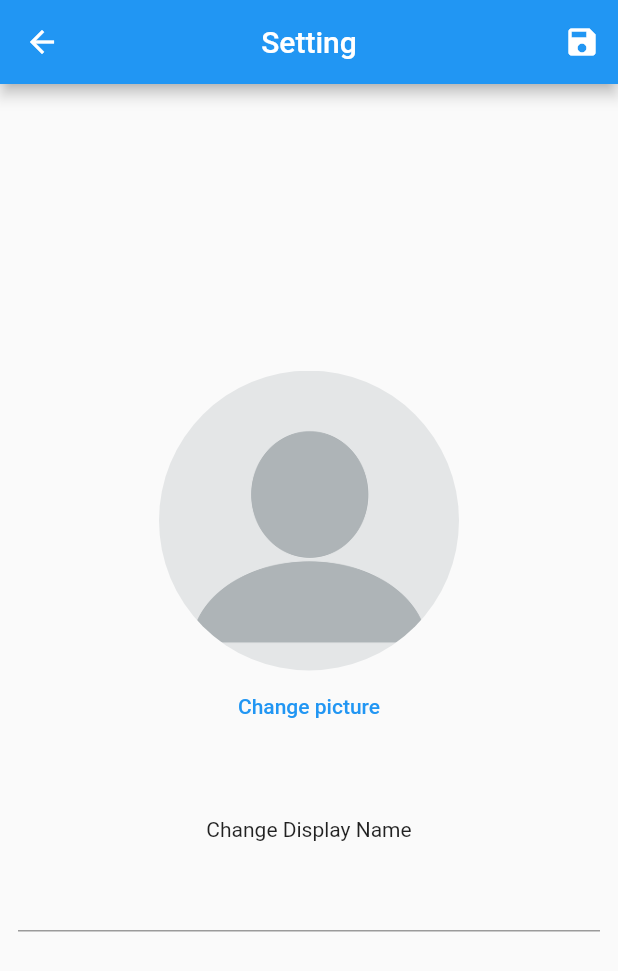
After one commit to namelessto/chitchat, a Flutter app: the SettingsScreen screen opened by its route, after a tap on "Change picture", on a phone screen of 412 x 824 dp. The commit adds this screen. Shown: the top 971 px of the screen. Run offline on Flutter 3.47's test engine with Material 2 defaults, Android fonts, the phone set to English and light mode, and no system bars; our stand-ins replace animated_text_kit, cloud_firestore, firebase_auth, firebase_core, firebase_messaging, firebase_storage and 3 more; missing offline and left inert: encrypt; accounts and stored records are empty.

Commit message:
Added option to upload profile image Fixed small thing with the chat box

```diff
--- a/lib/app_logic/controller/lobby_controller.dart
+++ b/lib/app_logic/controller/lobby_controller.dart
@@ -35,6 +35,7 @@ class Lobby {
               userID: 'Loading..',
               displayName: 'Loading..',
               email: 'Loading..',
+              image: null,
             );
           default:
             if (snapshot.hasError)
@@ -42,6 +43,7 @@ class Lobby {
                 userID: 'Error',
                 displayName: 'Error',
                 email: 'Error',
+                image: null,
               );
             else {
               // return ChatCard(
@@ -53,6 +55,7 @@ class Lobby {
                 userID: snapshot.data.docs.first.data()[colUID],
                 displayName: snapshot.data.docs.first.data()[colDisplayName],
                 email: snapshot.data.docs.first.data()[colEmail],
+                image: snapshot.data.docs.first.data()[colProfileImage],
               );
             }
         }
--- a/lib/app_logic/controller/registration_controller.dart
+++ b/lib/app_logic/controller/registration_controller.dart
@@ -18,7 +18,8 @@ class Registration {
   void makeNewUser(String email, String password, String displayName, String nickname) async {
     try {
       final UserCredential newUser = await _auth.createUserWithEmailAndPassword(email: email, password: password);
-      newUser.user.updateProfile(displayName: displayName);
+      //newUser.user.updateProfile(displayName: displayName);
+      newUser.user.updateDisplayName(displayName);
       newUser.user.sendEmailVerification();
       BasicUser newUserDB = new BasicUser(displayName, email, nickname, newUser.user.uid);
       SetData().setNewUser(newUserDB);
--- /dev/null
+++ b/lib/app_logic/controller/setting_controller.dart
@@ -0,0 +1,52 @@
+import 'dart:collection';
+import 'dart:io';
+import 'package:chitchat/data/set_get_db.dart';
+import 'package:chitchat/utilities/constants.dart';
+import 'package:firebase_auth/firebase_auth.dart';
+import 'package:image_picker/image_picker.dart';
+import 'package:firebase_storage/firebase_storage.dart' as firebase_storage;
+
+class Setting {
+  File profileImage;
+
+  final picker = ImagePicker();
+
+  Future<File> getImage() async {
+    final pickedFile = await picker.getImage(source: ImageSource.camera);
+    if (pickedFile != null) {
+      profileImage = File(pickedFile.path);
+    }
+    print('profile picture type is ${profileImage.runtimeType}');
+    return profileImage;
+  }
+
+  Future<void> updateProfile(File newProfileImage, String displayName) async {
+    String profileImageUrl = '';
+
+    if (newProfileImage != null) {
+      profileImageUrl =
+          await uploadFile(newProfileImage, 'user/profile/${FirebaseAuth.instance.currentUser.uid}/profile');
+    }
+
+    Map<String, Object> data = new HashMap();
+    if (profileImageUrl != '') {
+      data[colProfileImage] = profileImageUrl;
+    }
+
+    data[colDisplayName] = displayName;
+    SetData().updateUserProfile(data);
+  }
+
+  Future<String> uploadFile(File _image, String path) async {
+    firebase_storage.Reference storageReference = firebase_storage.FirebaseStorage.instance.ref(path);
+
+    firebase_storage.UploadTask uploadTask = storageReference.putFile(_image);
+
+    await uploadTask.whenComplete(() => null);
+    String returnURL = '';
+    await storageReference.getDownloadURL().then((fileURL) {
+      returnURL = fileURL;
+    });
+    return returnURL;
+  }
+}
--- a/lib/data/set_get_db.dart
+++ b/lib/data/set_get_db.dart
@@ -1,6 +1,7 @@
 import 'package:chitchat/data/models/basic_user.dart';
 import 'package:chitchat/utilities/constants.dart';
 import 'package:cloud_firestore/cloud_firestore.dart';
+import 'package:firebase_auth/firebase_auth.dart';
 
 class SetData {
   final _firestore = FirebaseFirestore.instance;
@@ -55,6 +56,11 @@ class SetData {
       colTimeStamp: FieldValue.serverTimestamp(),
     });
   }
+
+  void updateUserProfile(Map<String, Object> data) {
+    _firestore.collection(colUsers).doc(FirebaseAuth.instance.currentUser.uid).update(data);
+    FirebaseAuth.instance.currentUser.updatePhotoURL(data[colProfileImage]);
+  }
 }
 
 class GetData {
--- a/lib/main.dart
+++ b/lib/main.dart
@@ -1,3 +1,4 @@
+import 'package:chitchat/presentation/screens/setting_screen.dart';
 import 'package:firebase_auth/firebase_auth.dart';
 import 'package:firebase_core/firebase_core.dart';
 import 'package:firebase_messaging/firebase_messaging.dart';
@@ -73,6 +74,7 @@ class _ChitchatState extends State<Chitchat> {
         loginScreenID: (context) => LoginScreen(),
         lobbyScreenID: (context) => LobbyScreen(),
         chatScreenID: (context) => ChatScreen(),
+        settingScreenID: (context) => SettingsScreen(),
       },
     );
   }
--- /dev/null
+++ b/lib/presentation/screens/setting_screen.dart
@@ -0,0 +1,78 @@
+import 'package:chitchat/app_logic/controller/setting_controller.dart';
+import 'package:firebase_auth/firebase_auth.dart';
+import 'package:flutter/cupertino.dart';
+import 'package:flutter/material.dart';
+import 'dart:io';
+
+class SettingsScreen extends StatefulWidget {
+  @override
+  _SettingsScreenState createState() => _SettingsScreenState();
+}
+
+class _SettingsScreenState extends State<SettingsScreen> {
+  File profileImage;
+
+  TextEditingController controller = new TextEditingController();
+
+  @override
+  void initState() {
+    super.initState();
+    controller.text = FirebaseAuth.instance.currentUser.displayName;
+  }
+
+//
+  //AssetImage('assets/profile-pic.png')
+  @override
+  Widget build(BuildContext context) {
+    return Scaffold(
+      appBar: AppBar(
+        title: Text('Setting'),
+        centerTitle: true,
+        actions: [
+          IconButton(
+            icon: Icon(Icons.save),
+            onPressed: () async {
+              await Setting().updateProfile(profileImage, controller.text);
+              Navigator.pop(context);
+            },
+          ),
+        ],
+      ),
+      body: Column(
+        mainAxisAlignment: MainAxisAlignment.center,
+        crossAxisAlignment: CrossAxisAlignment.center,
+        children: <Widget>[
+          CircleAvatar(
+            radius: 100.0,
+            backgroundImage: profileImage == null
+                ? FirebaseAuth.instance.currentUser.photoURL != null
+                    ? NetworkImage(FirebaseAuth.instance.currentUser.photoURL)
+                    : AssetImage('assets/profile-pic.png')
+                : FileImage(profileImage),
+            backgroundColor: Colors.transparent,
+          ),
+          TextButton(
+            onPressed: () async {
+              profileImage = await Setting().getImage();
+              setState(() {});
+            },
+            child: Text('Change picture'),
+          ),
+          SizedBox(
+            height: 50,
+          ),
+          Text(
+            'Change Display Name',
+          ),
+          Padding(
+            padding: EdgeInsets.all(12),
+            child: TextField(
+              controller: controller,
+              textAlign: TextAlign.center,
+            ),
+          ),
+        ],
+      ),
+    );
+  }
+}
--- a/lib/presentation/widgets/chat_textfield.dart
+++ b/lib/presentation/widgets/chat_textfield.dart
@@ -14,6 +14,8 @@ class ChatTextField extends StatelessWidget {
       ),
       child: TextField(
         controller: controller,
+        maxLines: 5,
+        minLines: 1,
         decoration: InputDecoration(
           hintText: 'Type your message here',
           border: OutlineInputBorder(
--- a/lib/utilities/constants.dart
+++ b/lib/utilities/constants.dart
@@ -7,6 +7,7 @@ const String loginScreenID = 'login_screen';
 const String lobbyScreenID = 'lobby_screen';
 const String chatScreenID = 'chat_screen';
 const String searchResultID = 'search_result_screen';
+const String settingScreenID = 'setting_screen';
 
 // ---------- Regex ----------
 const String emailRegex = r"^[a-zA-Z0-9.a-zA-Z0-9.!#$%&'*+-/=?^_`{|}~]+@[a-zA-Z0-9]+\.[a-zA-Z]+$";
@@ -53,3 +54,4 @@ String colLastMessageSent = 'lastMessageSent';
 String colEncryptedText = 'encryptedText';
 String colKey = 'key';
 String colIV = 'iv';
+String colProfileImage = 'profileImage';
--- a/pubspec.yaml
+++ b/pubspec.yaml
@@ -36,6 +36,8 @@ dependencies:
   modal_progress_hud_nsn: ^0.1.0-nullsafety-1
   encrypt: ^5.0.0
   firebase_messaging: ^10.0.2
+  firebase_storage: ^8.1.3
+  image_picker: ^0.8.0+3
 
 
 dev_dependencies:
@@ -54,7 +56,8 @@ flutter:
   uses-material-design: true
 
   # To add assets to your application, add an assets section, like this:
-  # assets:
+  assets:
+    - assets/
   #   - images/a_dot_burr.jpeg
   #   - images/a_dot_ham.jpeg
 
```
Also changed, not shown: lib/app_logic/controller/chat_controller.dart (+25 -37 lines), lib/presentation/screens/lobby_screen.dart (+8 -0 lines), lib/presentation/widgets/chat_card.dart (+5 -2 lines), assets/profile-pic.png (added), pubspec.lock.
